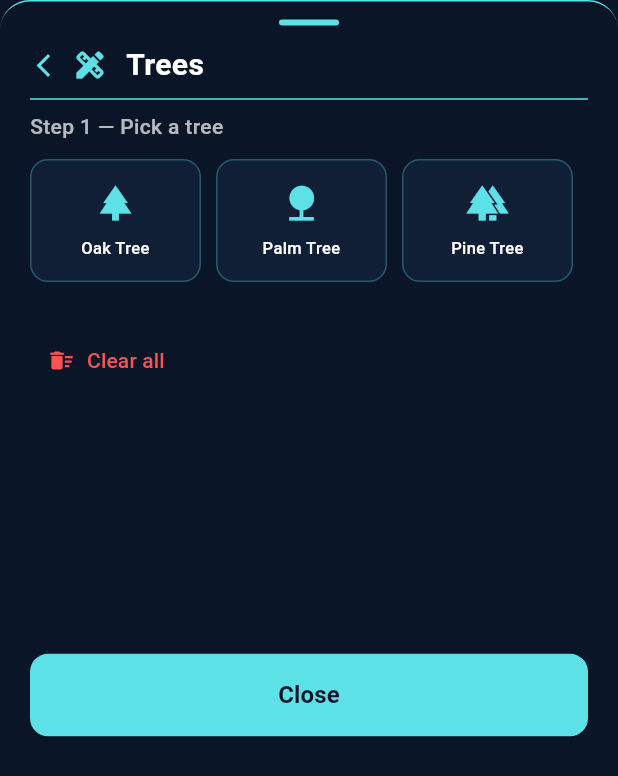
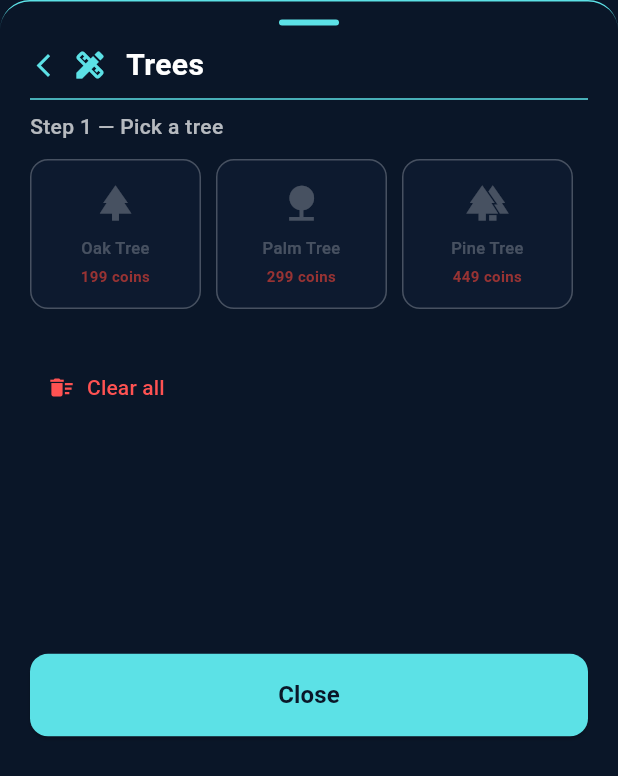
Before and after one commit to StupiD3r/sWorld, a Flutter app: the _DecorateSheet widget shown alone on an empty page, opened directly with empty values, after a tap on "Trees", on a phone screen of 412 x 824 dp. Shown: the top 776 px of the screen. Run offline on Flutter 3.47's test engine with Material 3 defaults, Android fonts, the phone set to English and light mode, and no system bars; our stand-ins replace awesome_dialog, firebase_core, google_sign_in, sensors_plus, shared_preferences, sqflite; accounts and stored records are empty.

Commit message:
Final V.1

```diff
--- a/lib/pages/dashboard_page.dart
+++ b/lib/pages/dashboard_page.dart
@@ -64,6 +64,18 @@ extension CubeDecorationLabel on CubeDecoration {
       case CubeDecoration.horse:    return Icons.directions_run;
     }
   }
+
+  int get price {
+    switch (this) {
+      case CubeDecoration.none:     return 0;
+      case CubeDecoration.oakTree:  return 199;
+      case CubeDecoration.palmTree: return 299;
+      case CubeDecoration.pineTree: return 449;
+      case CubeDecoration.bird:    return 999;
+      case CubeDecoration.pig:     return 199;
+      case CubeDecoration.horse:   return 499;
+    }
+  }
 }
 
 // ─── Slot model ───────────────────────────────────────────────────────────────
@@ -86,12 +98,14 @@ class DashboardPage extends StatefulWidget {
   final String username;
   final String email;
   final String? photoUrl;
+  final bool isAdmin;
 
   const DashboardPage({
     super.key,
     required this.username,
     required this.email,
     this.photoUrl,
+    this.isAdmin = false,
   });
 
   @override
@@ -138,8 +152,19 @@ class _DashboardPageState extends State<DashboardPage>
   }
 
   Future<void> _loadTotalCoins() async {
+    if (widget.isAdmin) {
+      // Admin gets 10,000 coins
+      setState(() => _totalCoins = 10000);
+      await _saveTotalCoins(); // Save admin coins
+    } else {
       final prefs = await SharedPreferences.getInstance();
       setState(() => _totalCoins = prefs.getInt('totalCoins') ?? 0);
+    }
+  }
+
+  Future<void> _saveTotalCoins() async {
+    final prefs = await SharedPreferences.getInstance();
+    await prefs.setInt('totalCoins', _totalCoins);
   }
 
   void _showDecorateBottomSheet() {
@@ -151,12 +176,17 @@ class _DashboardPageState extends State<DashboardPage>
         slots: _slots,
         cols: _cols,
         rows: _rows,
+        userCoins: _totalCoins,
         onPlace: (col, row, dec) {
+          if (dec.price <= _totalCoins) {
             setState(() {
               _slots
                   .firstWhere((s) => s.col == col && s.row == row)
                   .decoration = dec;
+              _totalCoins -= dec.price;
+              _saveTotalCoins();
             });
+          }
         },
       ),
     );
@@ -353,11 +383,32 @@ class _DashboardPageState extends State<DashboardPage>
                       : null,
                 ),
                 const SizedBox(height: 16),
+                Row(
+                  mainAxisAlignment: MainAxisAlignment.center,
+                  children: [
                     Text(widget.username,
                         style: const TextStyle(
                             color: Colors.white,
                             fontSize: 18,
                             fontWeight: FontWeight.bold)),
+                    if (widget.isAdmin) ...[
+                      const SizedBox(width: 8),
+                      Container(
+                        padding: const EdgeInsets.symmetric(
+                            horizontal: 8, vertical: 2),
+                        decoration: BoxDecoration(
+                          color: Colors.red.withOpacity(0.8),
+                          borderRadius: BorderRadius.circular(12),
+                        ),
+                        child: const Text('ADMIN',
+                            style: TextStyle(
+                                color: Colors.white,
+                                fontSize: 10,
+                                fontWeight: FontWeight.bold)),
+                      ),
+                    ],
+                  ],
+                ),
                 const SizedBox(height: 4),
                 Text(widget.email,
                     style: const TextStyle(
@@ -1000,12 +1051,14 @@ class _DecorateSheet extends StatefulWidget {
   final List<PlatformSlot> slots;
   final int cols;
   final int rows;
+  final int userCoins;
   final void Function(int col, int row, CubeDecoration dec) onPlace;
 
   const _DecorateSheet({
     required this.slots,
     required this.cols,
     required this.rows,
+    required this.userCoins,
     required this.onPlace,
   });
 
@@ -1198,9 +1251,10 @@ class _DecorateSheetState extends State<_DecorateSheet> {
           Row(
             children: items.map((dec) {
               final selected = _selectedDec == dec;
+              final canAfford = dec.price <= widget.userCoins;
               return Expanded(
                 child: GestureDetector(
-                  onTap: () => setState(() => _selectedDec = dec),
+                  onTap: canAfford ? () => setState(() => _selectedDec = dec) : null,
                   child: AnimatedContainer(
                     duration: const Duration(milliseconds: 180),
                     margin: const EdgeInsets.only(right: 10),
@@ -1209,26 +1263,44 @@ class _DecorateSheetState extends State<_DecorateSheet> {
                     decoration: BoxDecoration(
                       color: selected
                           ? const Color(0xFF5CE1E6).withOpacity(0.15)
-                          : const Color(0xFF1A2B4A).withOpacity(0.4),
+                          : canAfford
+                          ? const Color(0xFF1A2B4A).withOpacity(0.4)
+                          : const Color(0xFF1A2B4A).withOpacity(0.2),
                       borderRadius: BorderRadius.circular(12),
                       border: Border.all(
                         color: selected
                             ? const Color(0xFF5CE1E6)
-                            : const Color(0xFF5CE1E6).withOpacity(0.3),
+                            : canAfford
+                            ? const Color(0xFF5CE1E6).withOpacity(0.3)
+                            : Colors.white24,
                         width: selected ? 2 : 1,
                       ),
                     ),
                     child: Column(children: [
                       Icon(dec.icon,
-                          color: const Color(0xFF5CE1E6), size: 28),
+                          color: canAfford
+                              ? const Color(0xFF5CE1E6)
+                              : Colors.white24,
+                          size: 28),
                       const SizedBox(height: 8),
                       Text(dec.label,
                           style: TextStyle(
-                              color: selected
+                              color: canAfford
+                                  ? selected
                                       ? const Color(0xFF5CE1E6)
-                                  : Colors.white,
+                                      : Colors.white
+                                  : Colors.white24,
                               fontSize: 11,
                               fontWeight: FontWeight.w500),
+                          textAlign: TextAlign.center),
+                      const SizedBox(height: 4),
+                      Text('${dec.price} coins',
+                          style: TextStyle(
+                              color: canAfford
+                                  ? const Color(0xFF5CE1E6)
+                                  : Colors.red.withOpacity(0.6),
+                              fontSize: 10,
+                              fontWeight: FontWeight.w600),
                           textAlign: TextAlign.center),
                     ]),
                   ),
@@ -1266,16 +1338,25 @@ class _DecorateSheetState extends State<_DecorateSheet> {
                   SizedBox(
                     width: double.infinity,
                     child: ElevatedButton.icon(
-                      onPressed: () {
-                        // Place bird in slot 0_0 as a marker
+                      onPressed: CubeDecoration.bird.price <= widget.userCoins
+                          ? () {
                               widget.onPlace(0, 0, CubeDecoration.bird);
                               Navigator.pop(context);
-                      },
+                            }
+                          : null,
                       icon: const Icon(Icons.flight, size: 18),
-                      label: const Text('Release birds!'),
+                      label: Text(
+                        CubeDecoration.bird.price <= widget.userCoins
+                            ? 'Release birds!'
+                            : 'Need ${CubeDecoration.bird.price} coins',
+                      ),
                       style: ElevatedButton.styleFrom(
-                        backgroundColor: const Color(0xFF5CE1E6),
-                        foregroundColor: const Color(0xFF0A1628),
+                        backgroundColor: CubeDecoration.bird.price <= widget.userCoins
+                            ? const Color(0xFF5CE1E6)
+                            : Colors.grey,
+                        foregroundColor: CubeDecoration.bird.price <= widget.userCoins
+                            ? const Color(0xFF0A1628)
+                            : Colors.white54,
                         shape: RoundedRectangleBorder(
                             borderRadius: BorderRadius.circular(10)),
                       ),
@@ -1285,9 +1366,36 @@ class _DecorateSheetState extends State<_DecorateSheet> {
               ),
             ),
           ] else if (_selectedDec != null) ...[
+            // Check affordability first
+            if (_selectedDec!.price > widget.userCoins)
+              Container(
+                padding: const EdgeInsets.all(14),
+                decoration: BoxDecoration(
+                  color: Colors.red.withOpacity(0.1),
+                  borderRadius: BorderRadius.circular(12),
+                  border: Border.all(color: Colors.red.withOpacity(0.3)),
+                ),
+                child: Row(
+                  children: [
+                    const Icon(Icons.error_outline, color: Colors.red, size: 16),
+                    const SizedBox(width: 8),
+                    Expanded(
+                      child: Text(
+                        'Insufficient coins! You need ${_selectedDec!.price} coins but only have ${widget.userCoins}.',
+                        style: const TextStyle(
+                          color: Colors.red,
+                          fontSize: 12,
+                          fontWeight: FontWeight.w500,
+                        ),
+                      ),
+                    ),
+                  ],
+                ),
+              )
+            else ...[
               // Land animals: pick a slot
               Text('Step 2 — Choose a slot',
-                style: TextStyle(
+                  style: const TextStyle(
                       color: Colors.white70,
                       fontSize: 14,
                       fontWeight: FontWeight.w500)),
@@ -1365,6 +1473,7 @@ class _DecorateSheetState extends State<_DecorateSheet> {
                 ],
               ),
               const SizedBox(height: 8),
+            ],
             ],
           ],
 
```
Also changed, not shown: lib/pages/login_page.dart (+20 -2 lines). Lines whose indentation alone changed are shown as unchanged.
